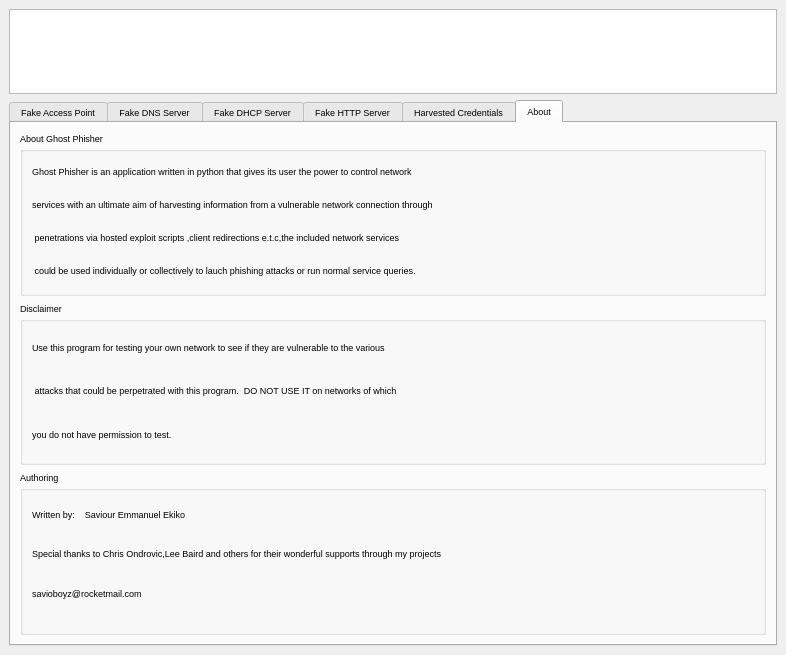
The window that Ghost-Phisher/Qt UI Files/Ghost Phisher UI.ui (savio-code/ghost-phisher) describes before a commit, drawn with Qt 5.
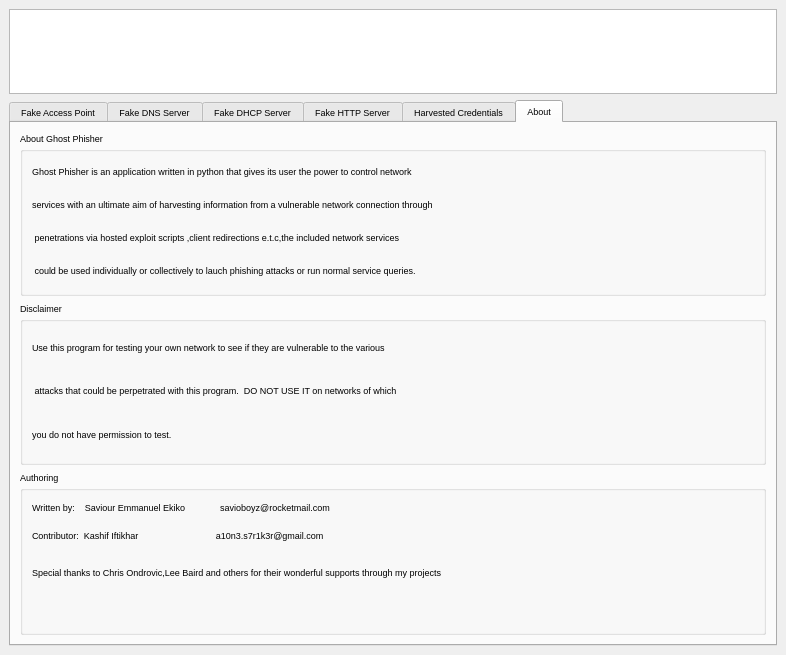
The same window after the commit. The open tabs and pages were chosen to show the change. Icons and pictures are not drawn.

Diff of the .ui file:
```diff
--- a/Ghost-Phisher/Qt UI Files/Ghost Phisher UI.ui
+++ b/Ghost-Phisher/Qt UI Files/Ghost Phisher UI.ui
@@ -1937,13 +1937,6 @@
             <layout class="QHBoxLayout" name="horizontalLayout_25">
              <item>
               <layout class="QVBoxLayout" name="verticalLayout_19">
-               <item>
-                <widget class="QLabel" name="label_15">
-                 <property name="text">
-                  <string>Written by:    Saviour Emmanuel Ekiko</string>
-                 </property>
-                </widget>
-               </item>
                <item>
                 <spacer name="verticalSpacer_12">
                  <property name="orientation">
@@ -1960,6 +1953,116 @@
                  </property>
                 </spacer>
                </item>
+               <item>
+                <layout class="QHBoxLayout" name="horizontalLayout_44">
+                 <item>
+                  <widget class="QLabel" name="label_15">
+                   <property name="text">
+                    <string>Written by:    Saviour Emmanuel Ekiko              savioboyz@rocketmail.com </string>
+                   </property>
+                  </widget>
+                 </item>
+                 <item>
+                  <spacer name="horizontalSpacer_13">
+                   <property name="orientation">
+                    <enum>Qt::Horizontal</enum>
+                   </property>
+                   <property name="sizeHint" stdset="0">
+                    <size>
+                     <width>40</width>
+                     <height>20</height>
+                    </size>
+                   </property>
+                  </spacer>
+                 </item>
+                 <item>
+                  <widget class="QLabel" name="label_26">
+                   <property name="text">
+                    <string/>
+                   </property>
+                  </widget>
+                 </item>
+                 <item>
+                  <spacer name="horizontalSpacer_20">
+                   <property name="orientation">
+                    <enum>Qt::Horizontal</enum>
+                   </property>
+                   <property name="sizeType">
+                    <enum>QSizePolicy::Fixed</enum>
+                   </property>
+                   <property name="sizeHint" stdset="0">
+                    <size>
+                     <width>300</width>
+                     <height>20</height>
+                    </size>
+                   </property>
+                  </spacer>
+                 </item>
+                </layout>
+               </item>
+               <item>
+                <layout class="QHBoxLayout" name="horizontalLayout_45">
+                 <item>
+                  <widget class="QLabel" name="label_27">
+                   <property name="text">
+                    <string>Contributor:  Kashif Iftikhar                               a10n3.s7r1k3r@gmail.com</string>
+                   </property>
+                  </widget>
+                 </item>
+                 <item>
+                  <spacer name="horizontalSpacer_25">
+                   <property name="orientation">
+                    <enum>Qt::Horizontal</enum>
+                   </property>
+                   <property name="sizeHint" stdset="0">
+                    <size>
+                     <width>40</width>
+                     <height>20</height>
+                    </size>
+                   </property>
+                  </spacer>
+                 </item>
+                 <item>
+                  <widget class="QLabel" name="label_28">
+                   <property name="text">
+                    <string/>
+                   </property>
+                  </widget>
+                 </item>
+                 <item>
+                  <spacer name="horizontalSpacer_26">
+                   <property name="orientation">
+                    <enum>Qt::Horizontal</enum>
+                   </property>
+                   <property name="sizeType">
+                    <enum>QSizePolicy::Fixed</enum>
+                   </property>
+                   <property name="sizeHint" stdset="0">
+                    <size>
+                     <width>300</width>
+                     <height>20</height>
+                    </size>
+                   </property>
+                  </spacer>
+                 </item>
+                </layout>
+               </item>
+               <item>
+                <spacer name="verticalSpacer_13">
+                 <property name="orientation">
+                  <enum>Qt::Vertical</enum>
+                 </property>
+                 <property name="sizeType">
+                  <enum>QSizePolicy::Fixed</enum>
+                 </property>
+                 <property name="sizeHint" stdset="0">
+                  <size>
+                   <width>20</width>
+                   <height>10</height>
+                  </size>
+                 </property>
+                </spacer>
+               </item>
                <item>
                 <widget class="QLabel" name="label_16">
                  <property name="font">
@@ -1982,7 +2085,7 @@
                   </font>
                  </property>
                  <property name="text">
-                  <string>savioboyz@rocketmail.com</string>
+                  <string/>
                  </property>
                 </widget>
                </item>
```
